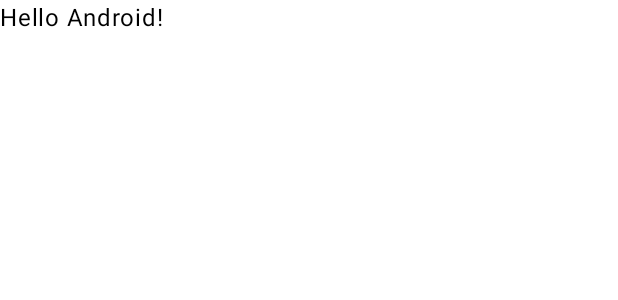
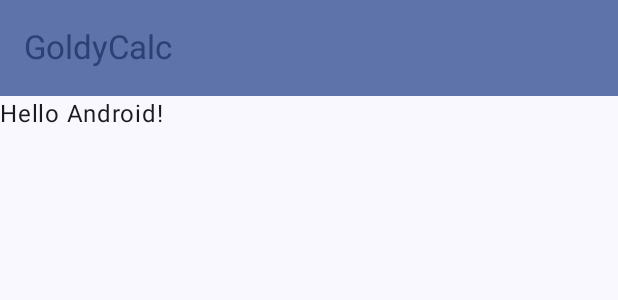
Before and after one commit to Toony15/fathoni_goldycalc, an Android app built with Jetpack Compose: the @Preview function GreetingPreview, on a phone screen of 412 x 824 dp. Shown: the top 300 px of the screen. Run offline under Robolectric (Android 15) with nearby library versions, the phone set to English and light mode, and no system bars.

Commit message:
Top App Bar Progression

```diff
--- a/app/src/main/java/com/toni/goldycalc/MainActivity.kt
+++ b/app/src/main/java/com/toni/goldycalc/MainActivity.kt
@@ -6,10 +6,15 @@ import androidx.activity.compose.setContent
 import androidx.activity.enableEdgeToEdge
 import androidx.compose.foundation.layout.fillMaxSize
 import androidx.compose.foundation.layout.padding
+import androidx.compose.material3.ExperimentalMaterial3Api
+import androidx.compose.material3.MaterialTheme
 import androidx.compose.material3.Scaffold
 import androidx.compose.material3.Text
+import androidx.compose.material3.TopAppBar
+import androidx.compose.material3.TopAppBarDefaults
 import androidx.compose.runtime.Composable
 import androidx.compose.ui.Modifier
+import androidx.compose.ui.res.stringResource
 import androidx.compose.ui.tooling.preview.Preview
 import com.toni.goldycalc.ui.theme.GoldyCalcTheme
 
@@ -18,16 +23,38 @@ class MainActivity : ComponentActivity() {
         super.onCreate(savedInstanceState)
         enableEdgeToEdge()
         setContent {
-            GoldyCalcTheme {
-                Scaffold(modifier = Modifier.fillMaxSize()) { innerPadding ->
-                    Greeting(
-                        name = "Android",
-                        modifier = Modifier.padding(innerPadding)
-                    )
-                }
-            }
+            MainScreen()
         }
     }
+}
+@OptIn(ExperimentalMaterial3Api::class)
+@Composable
+fun MainScreen () {
+    Scaffold (
+        topBar = {
+            TopAppBar(
+                title = {
+                    Text(text = stringResource(id = R.string.app_name))
+                },
+                colors = TopAppBarDefaults.mediumTopAppBarColors(
+                    containerColor = MaterialTheme.colorScheme.primaryContainer,
+                    titleContentColor = MaterialTheme.colorScheme.primary,
+                )
+            )
+        },
+
+
+    ) { innerPadding ->
+        ScreenContent(Modifier.padding(innerPadding))
+
+    }
+}
+@Composable
+fun ScreenContent ( modifier: Modifier = Modifier) {
+    Text(
+        text = "Hello Android!",
+        modifier = modifier
+    )
 }
 
 @Composable
@@ -42,6 +69,6 @@ fun Greeting(name: String, modifier: Modifier = Modifier) {
 @Composable
 fun GreetingPreview() {
     GoldyCalcTheme {
-        Greeting("Android")
+       MainScreen()
     }
 }
```
